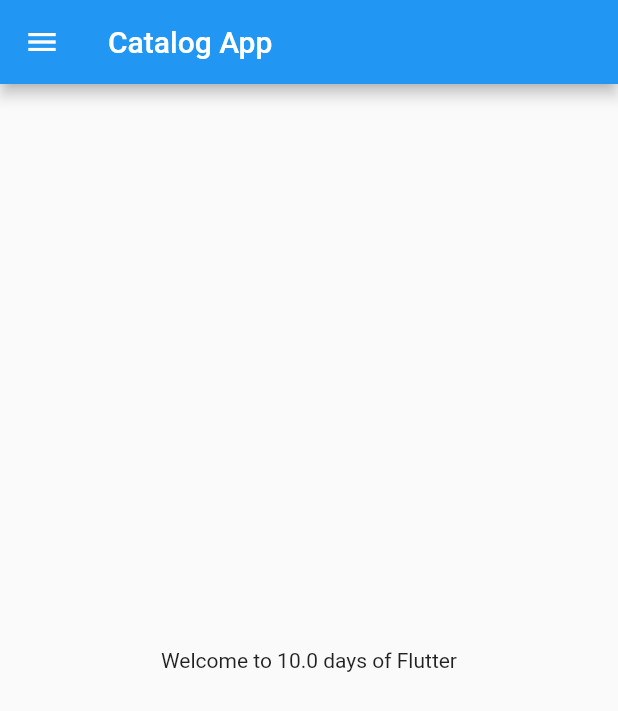
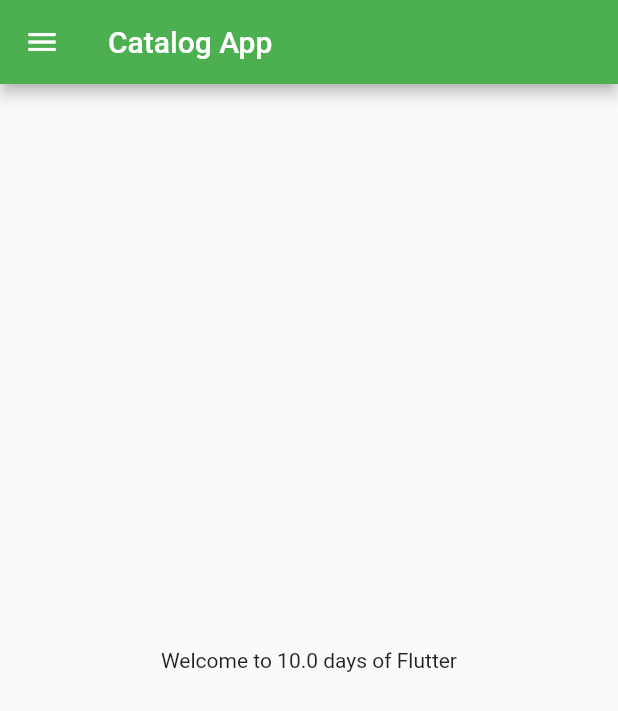
Before and after one commit to gaurav7891/flutter_practise, a Flutter app: the screen it shows after launch, on a phone screen of 412 x 824 dp. Shown: the top 711 px of the screen. Run offline on Flutter 3.47's test engine with Material 2 defaults, Android fonts, the light colour scheme and no system bars; statements that could not run were skipped.

Commit message:
Day3 completed

```diff
--- a/lib/main.dart
+++ b/lib/main.dart
@@ -1,5 +1,7 @@
+import 'package:day_1/pages/login_page.dart';
 import 'package:flutter/material.dart';
-import 'home_page.dart';
+import 'pages/home_page.dart';
+import 'pages/login_page.dart';
 
 void main() {
   runApp(MyApp());
@@ -8,8 +10,20 @@
 class MyApp extends StatelessWidget {
   const MyApp({Key? key}) : super(key: key);
 
+  doSomething({@required bool y = false, int x = 100}) {}
   @override
   Widget build(BuildContext context) {
-    return MaterialApp(home: HomePage());
+    doSomething();
+    return MaterialApp(
+      theme: ThemeData(primarySwatch: Colors.green),
+      darkTheme: ThemeData(brightness: Brightness.dark),
+      themeMode: ThemeMode.light,
+      initialRoute: "/home",
+      routes: {
+        "/": (context) => LoginPage(),
+        "/home": (context) => HomePage(),
+        "/login": (context) => LoginPage(),
+      },
+    );
   }
 }
```
Also changed, not shown: lib/pages/login_page.dart (added, +19 -0 lines), lib/pages/home_page.dart (renamed from lib/home_page.dart).
